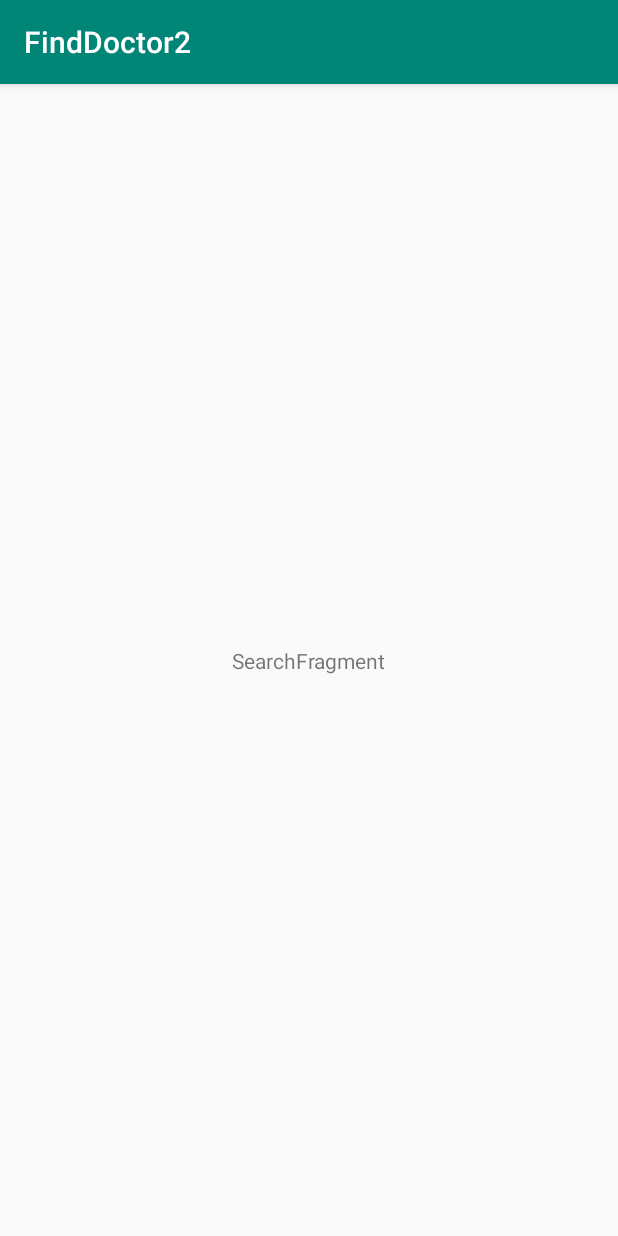
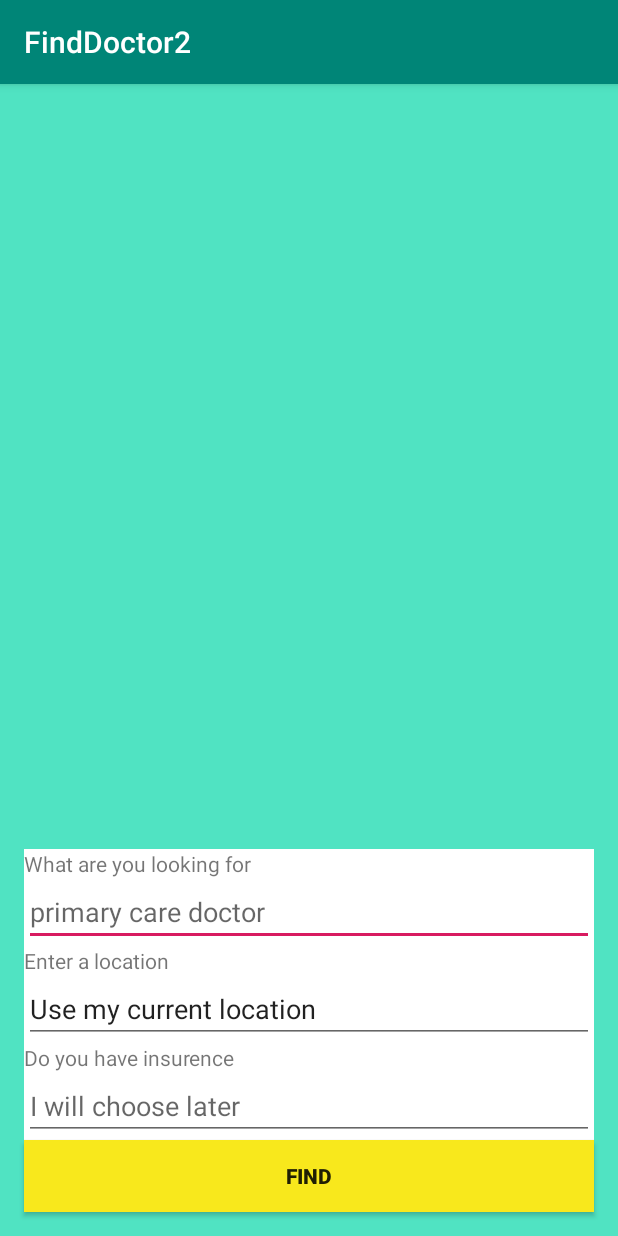
Before and after one commit to rijogeorge7/FindDoctor2, an Android app: the screen it shows after launch (MainActivity), on a phone screen of 412 x 824 dp. Run offline under Robolectric (Android 15) with nearby library versions, the phone set to English and light mode, and no system bars; our stand-ins replace Dagger/Hilt's generated code, RxJava; network calls fail.

```diff
--- a/app/build.gradle
+++ b/app/build.gradle
@@ -24,11 +24,14 @@ android {
 
 dependencies {
     implementation fileTree(dir: 'libs', include: ['*.jar'])
-    implementation"org.jetbrains.kotlin:kotlin-stdlib-jre7:$kotlin_version"
+    implementation "org.jetbrains.kotlin:kotlin-stdlib:1.1.2"
     implementation 'com.android.support:appcompat-v7:27.1.1'
     implementation 'com.android.support.constraint:constraint-layout:1.1.2'
     implementation 'android.arch.lifecycle:extensions:1.1.1'
     testImplementation 'junit:junit:4.12'
     androidTestImplementation 'com.android.support.test:runner:1.0.2'
     androidTestImplementation 'com.android.support.test.espresso:espresso-core:3.0.2'
+    androidTestImplementation 'com.android.support.test:runner:1.0.2'
+    androidTestImplementation 'com.android.support.test:rules:1.0.2'
+    compile project(path: ':data')
 }
--- a/app/src/main/AndroidManifest.xml
+++ b/app/src/main/AndroidManifest.xml
@@ -1,6 +1,8 @@
 <?xml version="1.0" encoding="utf-8"?>
 <manifest xmlns:android="http://schemas.android.com/apk/res/android"
     package="com.rijogeorge.finddoctor2">
+
+    <uses-permission android:name="android.permission.INTERNET" />
 
     <application
         android:allowBackup="true"
--- a/app/src/main/java/com/rijogeorge/finddoctor2/MainActivity.kt
+++ b/app/src/main/java/com/rijogeorge/finddoctor2/MainActivity.kt
@@ -2,7 +2,12 @@ package com.rijogeorge.finddoctor2
 
 import android.support.v7.app.AppCompatActivity
 import android.os.Bundle
+import com.example.data.DataManager
+import com.example.data.DataManagerImpl
+import com.example.data.model.DoctorProfile
 import com.rijogeorge.finddoctor2.ui.search.SearchFragment
+import io.reactivex.android.schedulers.AndroidSchedulers
+import io.reactivex.schedulers.Schedulers
 
 class MainActivity : AppCompatActivity() {
 
@@ -13,7 +18,27 @@ class MainActivity : AppCompatActivity() {
             supportFragmentManager.beginTransaction()
                     .replace(R.id.container, SearchFragment.newInstance())
                     .commitNow()
+            //DataManagerImpl().getDoctorsInArea()
+            DataManagerImpl().getDoctorsInArea("37.773,-122.413,100",0,10,"pediatrician", "aetna-aetnabasichmo")
+                    .subscribeOn(Schedulers.io())
+                    .observeOn(AndroidSchedulers.mainThread())
+                    .subscribe(
+                            {
+                                doctorProfiles -> onSuccess(doctorProfiles)
+                            },
+                            {
+                                e -> onFailure(e)
+                            }
+                    )
         }
     }
 
+    private fun onFailure(e: Throwable?) {
+        var i =0
+    }
+
+    private fun onSuccess(doctorProfiles: List<DoctorProfile>?) {
+        var i =0
+    }
+
 }
--- a/app/src/main/res/layout/search_fragment.xml
+++ b/app/src/main/res/layout/search_fragment.xml
@@ -2,19 +2,96 @@
 <android.support.constraint.ConstraintLayout xmlns:android="http://schemas.android.com/apk/res/android"
     xmlns:app="http://schemas.android.com/apk/res-auto"
     xmlns:tools="http://schemas.android.com/tools"
-    android:id="@+id/search"
+    android:id="@+id/main"
     android:layout_width="match_parent"
     android:layout_height="match_parent"
-    tools:context=".ui.search.SearchFragment">
+    android:background="@color/colorSearchBg"
+    tools:context=".ui.search.SearchFragment"
+    tools:layout_editor_absoluteY="81dp">
 
-    <TextView
-        android:id="@+id/message"
-        android:layout_width="wrap_content"
+    <LinearLayout
+        android:id="@+id/view"
+        android:layout_width="match_parent"
         android:layout_height="wrap_content"
-        android:text="SearchFragment"
+        android:layout_marginStart="16dp"
+        android:layout_marginLeft="16dp"
+        android:layout_marginEnd="16dp"
+        android:layout_marginRight="16dp"
+        android:background="#ffffff"
+        android:orientation="vertical"
+        app:layout_constraintBottom_toTopOf="@+id/findButton"
+        app:layout_constraintEnd_toEndOf="parent"
+        app:layout_constraintStart_toStartOf="parent">
+
+
+        <TextView
+            android:id="@+id/textView"
+            android:layout_width="wrap_content"
+            android:layout_height="19dp"
+            android:text="@string/what_are_you_looking_for"
+            tools:layout_editor_absoluteX="32dp"
+            tools:layout_editor_absoluteY="147dp" />
+
+        <EditText
+            android:id="@+id/doctorTypeText"
+            android:layout_width="match_parent"
+            android:layout_height="wrap_content"
+            android:ems="10"
+            android:hint="@string/primary_care_doctor"
+            android:inputType="textPersonName"
+            tools:layout_editor_absoluteX="32dp"
+            tools:layout_editor_absoluteY="197dp" />
+
+        <TextView
+            android:id="@+id/textView3"
+            android:layout_width="wrap_content"
+            android:layout_height="wrap_content"
+            android:text="@string/enter_a_location"
+            tools:layout_editor_absoluteX="32dp"
+            tools:layout_editor_absoluteY="260dp" />
+
+        <EditText
+            android:id="@+id/locationText"
+            android:layout_width="match_parent"
+            android:layout_height="wrap_content"
+            android:ems="10"
+            android:inputType="textPersonName"
+            android:text="@string/use_my_current_location"
+            tools:layout_editor_absoluteX="32dp"
+            tools:layout_editor_absoluteY="296dp" />
+
+        <TextView
+            android:id="@+id/textView4"
+            android:layout_width="wrap_content"
+            android:layout_height="wrap_content"
+            android:text="@string/do_you_have_insurence"
+            tools:layout_editor_absoluteX="32dp"
+            tools:layout_editor_absoluteY="358dp" />
+
+        <EditText
+            android:id="@+id/insurenceText"
+            android:layout_width="match_parent"
+            android:layout_height="wrap_content"
+            android:ems="10"
+            android:hint="@string/i_will_choose_later"
+            android:inputType="textPersonName" />
+
+    </LinearLayout>
+
+    <Button
+        android:id="@+id/findButton"
+        android:layout_width="match_parent"
+        android:layout_height="wrap_content"
+        android:layout_marginStart="16dp"
+        android:layout_marginLeft="16dp"
+        android:layout_marginEnd="16dp"
+        android:layout_marginRight="16dp"
+        android:layout_marginBottom="16dp"
+        android:background="@color/coloryellowButton"
+        android:text="@string/Find"
+        android:textStyle="bold"
         app:layout_constraintBottom_toBottomOf="parent"
         app:layout_constraintEnd_toEndOf="parent"
-        app:layout_constraintStart_toStartOf="parent"
-        app:layout_constraintTop_toTopOf="parent" />
+        app:layout_constraintStart_toStartOf="parent" />
 
 </android.support.constraint.ConstraintLayout>
--- a/app/src/main/res/values/colors.xml
+++ b/app/src/main/res/values/colors.xml
@@ -3,4 +3,6 @@
     <color name="colorPrimary">#008577</color>
     <color name="colorPrimaryDark">#00574B</color>
     <color name="colorAccent">#D81B60</color>
+    <color name="colorSearchBg">#50E3C2</color>
+    <color name="coloryellowButton">#F8E81C</color>
 </resources>
--- a/app/src/main/res/values/strings.xml
+++ b/app/src/main/res/values/strings.xml
@@ -1,3 +1,10 @@
 <resources>
     <string name="app_name">FindDoctor2</string>
+    <string name="Find">Find</string>
+    <string name="use_my_current_location">Use my current location</string>
+    <string name="what_are_you_looking_for">What are you looking for</string>
+    <string name="primary_care_doctor">primary care doctor</string>
+    <string name="enter_a_location">Enter a location</string>
+    <string name="do_you_have_insurence">Do you have insurence</string>
+    <string name="i_will_choose_later">I will choose later</string>
 </resources>
--- a/settings.gradle
+++ b/settings.gradle
@@ -1 +1 @@
-include ':app'
+include ':app', ':data'
```
Also changed, not shown: 1 other file.
